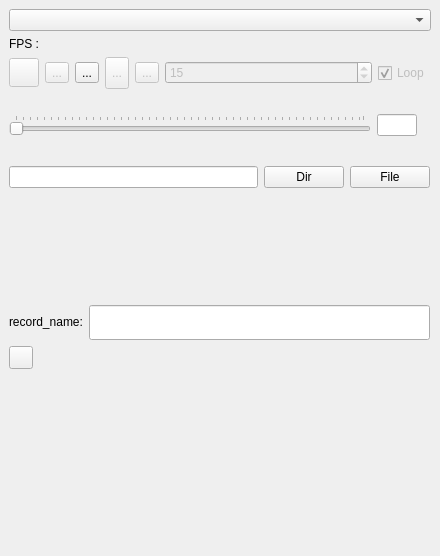
Old version of the form SeaGoatVision/client/qt/uifiles/WinMedia.ui in the repository Octets/SeaGoatVision.
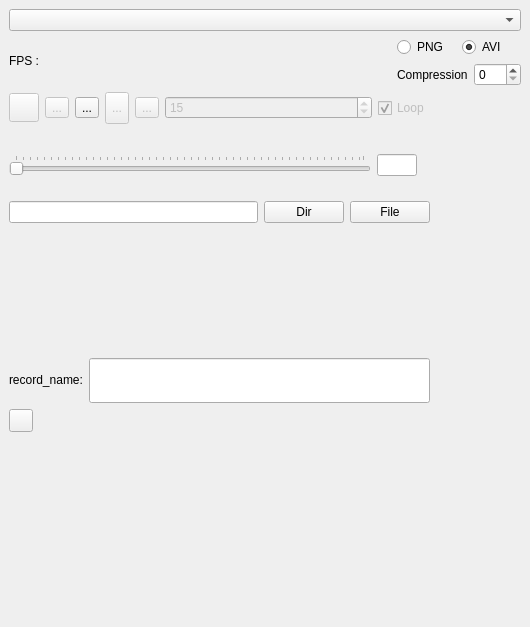
New version of the form. Icons and pictures are not drawn.

Commit message: Support recording video, add option in qt client. Can use compression. Add ffmpeg in dependency.

```diff
--- a/SeaGoatVision/client/qt/uifiles/WinMedia.ui
+++ b/SeaGoatVision/client/qt/uifiles/WinMedia.ui
@@ -9,8 +9,8 @@
    <rect>
     <x>0</x>
     <y>0</y>
-    <width>440</width>
-    <height>556</height>
+    <width>530</width>
+    <height>627</height>
    </rect>
   </property>
   <property name="minimumSize">
@@ -78,13 +78,56 @@
           </property>
          </widget>
         </item>
+        <item>
+         <layout class="QVBoxLayout" name="verticalLayout_3">
+          <item>
+           <layout class="QHBoxLayout" name="horizontalLayout_3">
+            <item>
+             <widget class="QRadioButton" name="rbn_png">
+              <property name="text">
+               <string>PNG</string>
+              </property>
+             </widget>
+            </item>
+            <item>
+             <widget class="QRadioButton" name="rbn_avi">
+              <property name="text">
+               <string>AVI</string>
+              </property>
+              <property name="checked">
+               <bool>true</bool>
+              </property>
+             </widget>
+            </item>
+           </layout>
+          </item>
+          <item>
+           <layout class="QHBoxLayout" name="horizontalLayout_6">
+            <item>
+             <widget class="QLabel" name="label_2">
+              <property name="text">
+               <string>Compression</string>
+              </property>
+             </widget>
+            </item>
+            <item>
+             <widget class="QSpinBox" name="sb_compress">
+              <property name="maximum">
+               <number>100</number>
+              </property>
+              <property name="value">
+               <number>0</number>
+              </property>
+             </widget>
+            </item>
+           </layout>
+          </item>
+         </layout>
+        </item>
        </layout>
       </item>
      </layout>
     </item>
-    <item>
-     <layout class="QHBoxLayout" name="horizontalLayout_3"/>
-    </item>
     <item>
      <widget class="QFrame" name="frame_video">
       <property name="frameShape">
@@ -139,7 +182,7 @@
          <x>0</x>
          <y>0</y>
          <width>421</width>
-         <height>98</height>
+         <height>109</height>
         </rect>
        </property>
        <layout class="QVBoxLayout" name="verticalLayout_5">
@@ -364,7 +407,7 @@
          <x>0</x>
          <y>0</y>
          <width>421</width>
-         <height>64</height>
+         <height>74</height>
         </rect>
        </property>
        <layout class="QVBoxLayout" name="verticalLayout_2">
```
The commit also changes 7 other files.
